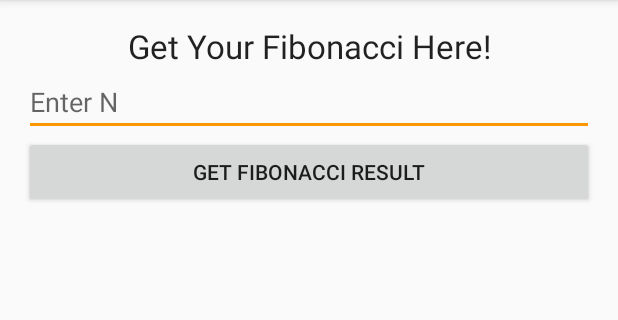
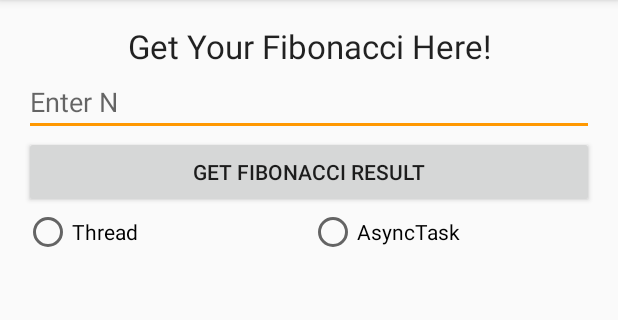
Before and after one commit to thenewcircle/FibonacciThreads, an Android app: the screen it shows after launch (FibonacciActivity), on a phone screen of 412 x 824 dp, the part 84-404 px from its top. Run offline under Robolectric (Android 15) with nearby library versions, the phone set to English and light mode, and no system bars.

Commit message:
Add UI selector.

```diff
--- a/app/src/main/java/com/example/android/fibonaccithreads/FibonacciActivity.java
+++ b/app/src/main/java/com/example/android/fibonaccithreads/FibonacciActivity.java
@@ -5,6 +5,7 @@ import android.support.v7.app.AppCompatActivity;
 import android.view.View;
 import android.widget.EditText;
 import android.widget.ProgressBar;
+import android.widget.RadioGroup;
 import android.widget.TextView;
 import android.widget.Toast;
 
@@ -17,6 +18,7 @@ public class FibonacciActivity extends AppCompatActivity implements
     /* Handles to UI elements */
     private EditText mInputText;
     private TextView mOutputText;
+    private RadioGroup mSelector;
     private ProgressBar mProgress;
 
     /* Computation class for Fibonacci numbers */
@@ -30,6 +32,7 @@ public class FibonacciActivity extends AppCompatActivity implements
         //Gather UI elements
         mInputText = (EditText) findViewById(R.id.input);
         mOutputText = (TextView) findViewById(R.id.output);
+        mSelector = (RadioGroup) findViewById(R.id.selector);
         mProgress = (ProgressBar) findViewById(R.id.progress);
 
         //Wire UI actions
--- a/app/src/main/res/layout/activity_fibonacci.xml
+++ b/app/src/main/res/layout/activity_fibonacci.xml
@@ -34,11 +34,31 @@
         android:layout_below="@id/input"
         android:text="@string/button_text"/>
 
+    <RadioGroup
+        android:id="@+id/selector"
+        android:layout_width="match_parent"
+        android:layout_height="wrap_content"
+        android:layout_below="@id/button"
+        android:orientation="horizontal">
+        <RadioButton
+            android:id="@+id/option_thread"
+            android:layout_width="0dp"
+            android:layout_height="wrap_content"
+            android:layout_weight="1"
+            android:text="@string/option_thread"/>
+        <RadioButton
+            android:id="@+id/option_task"
+            android:layout_width="0dp"
+            android:layout_height="wrap_content"
+            android:layout_weight="1"
+            android:text="@string/option_task"/>
+    </RadioGroup>
+
     <TextView
         android:id="@+id/output"
         android:layout_width="match_parent"
         android:layout_height="wrap_content"
-        android:layout_below="@id/button"
+        android:layout_below="@id/selector"
         android:gravity="center"
         android:textAppearance="?android:attr/textAppearanceMedium"/>
 
@@ -46,7 +66,7 @@
         android:id="@+id/progress"
         android:layout_width="wrap_content"
         android:layout_height="wrap_content"
-        android:layout_below="@id/button"
+        android:layout_below="@id/selector"
         android:layout_alignParentEnd="true"
         android:visibility="invisible"/>
 </RelativeLayout>
--- a/app/src/main/res/values/strings.xml
+++ b/app/src/main/res/values/strings.xml
@@ -5,4 +5,6 @@
     <string name="input_error">Use a number next time!</string>
     <string name="button_text">Get Fibonacci Result</string>
     <string name="output_result">Result: %1$d\n(in %2$.3fs)</string>
+    <string name="option_thread">Thread</string>
+    <string name="option_task">AsyncTask</string>
 </resources>
```
